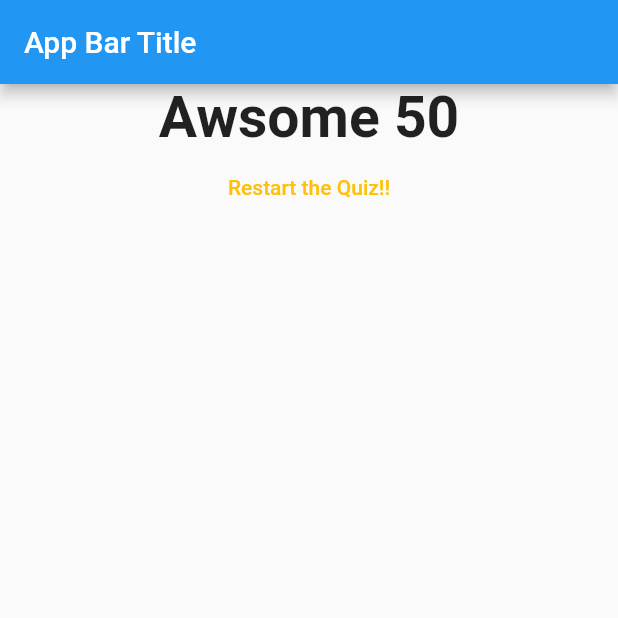
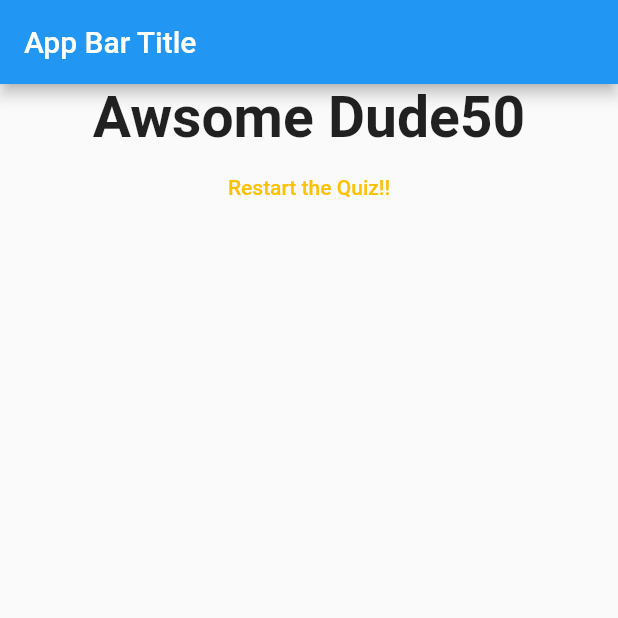
Before and after one commit to saurabhpathak072/Flutter-Quiz-App, a Flutter app: the screen it shows after launch, after a tap on "Admin", after a tap on "Cat", after a tap on "HC", on a phone screen of 412 x 824 dp, the top half of it. Run offline on Flutter 3.47's test engine with Material 2 defaults, Android fonts, the phone set to English and light mode, and no system bars.

Commit message:
git commit

```diff
--- a/lib/result.dart
+++ b/lib/result.dart
@@ -9,7 +9,7 @@ class Result extends StatelessWidget {
   String get resultPhrase {
     String resultText;
     if (resultScore > 25) {
-      resultText = 'Awsome ' + resultScore.toString();
+      resultText = 'Awsome Dude' + resultScore.toString();
     } else if (resultScore <= 20) {
       resultText = 'Good ' + resultScore.toString();
     } else {
```
